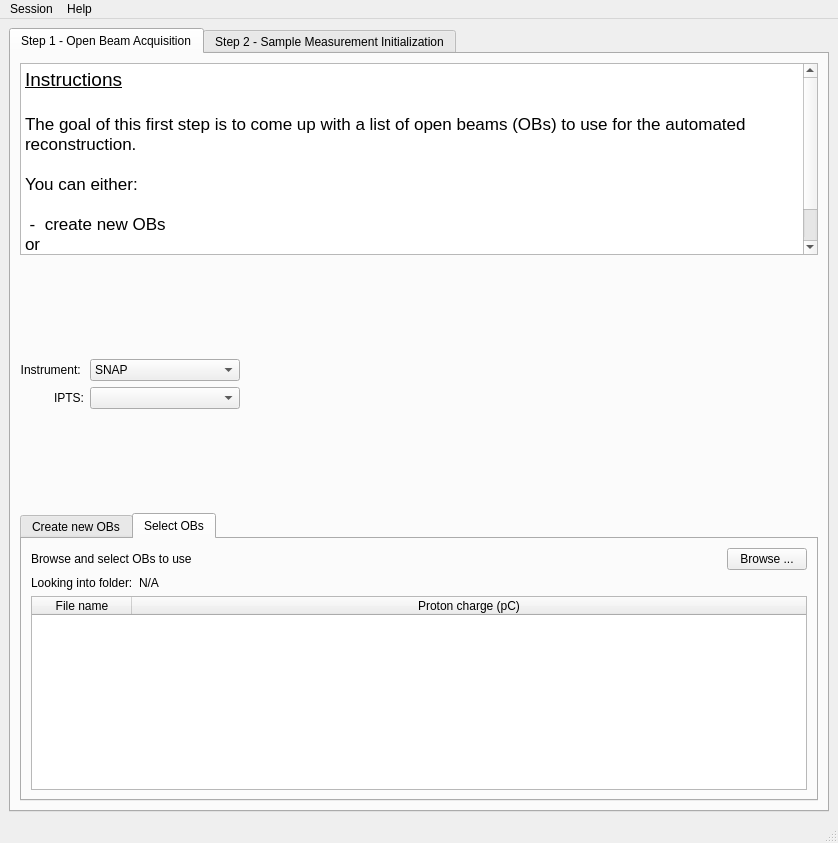
The window that src/asui/ui/main_application.ui (ornlneutronimaging/HyperCTui) describes before a commit, drawn with Qt 5.
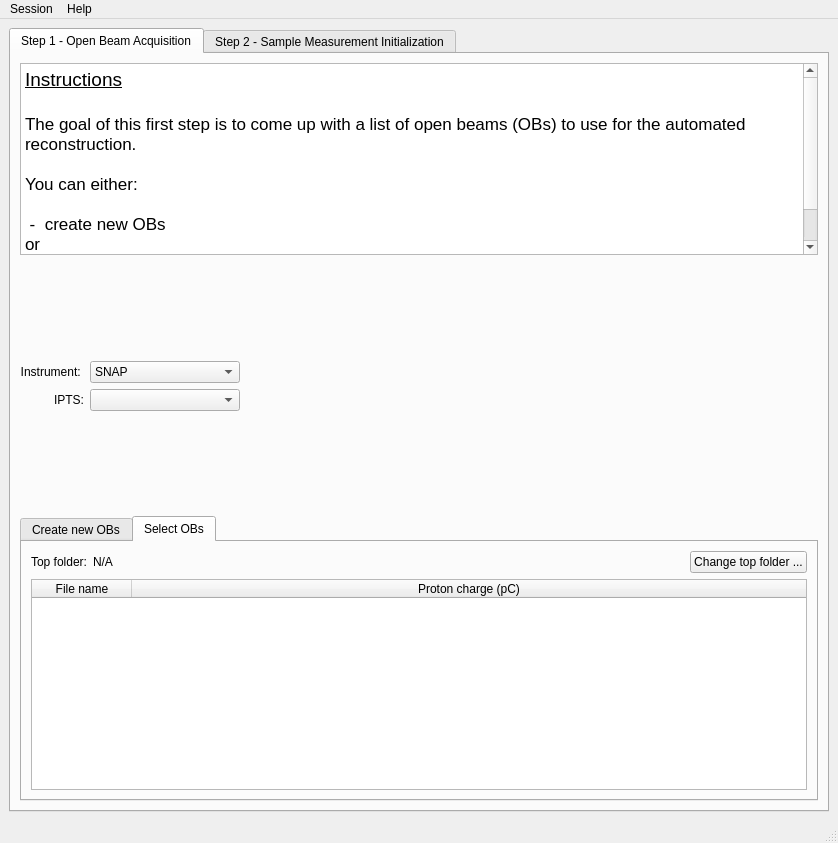
The same window after the commit. The open tabs and pages were chosen to show the change. Icons and pictures are not drawn.

What changed in the file:
```diff
--- a/src/asui/ui/main_application.ui
+++ b/src/asui/ui/main_application.ui
@@ -270,43 +270,12 @@
             <string>Select OBs</string>
            </attribute>
            <layout class="QVBoxLayout" name="verticalLayout_5">
-            <item>
-             <layout class="QHBoxLayout" name="horizontalLayout_2">
-              <item>
-               <widget class="QLabel" name="label_7">
-                <property name="text">
-                 <string>Browse and select OBs to use</string>
-                </property>
-               </widget>
-              </item>
-              <item>
-               <spacer name="horizontalSpacer_4">
-                <property name="orientation">
-                 <enum>Qt::Horizontal</enum>
-                </property>
-                <property name="sizeHint" stdset="0">
-                 <size>
-                  <width>40</width>
-                  <height>20</height>
-                 </size>
-                </property>
-               </spacer>
-              </item>
-              <item>
-               <widget class="QPushButton" name="pushButton">
-                <property name="text">
-                 <string>Browse ...</string>
-                </property>
-               </widget>
-              </item>
-             </layout>
-            </item>
             <item>
              <layout class="QHBoxLayout" name="horizontalLayout_3">
               <item>
                <widget class="QLabel" name="label_8">
                 <property name="text">
-                 <string>Looking into folder:</string>
+                 <string>Top folder:</string>
                 </property>
                </widget>
               </item>
@@ -323,6 +292,13 @@
                 </property>
                </widget>
               </item>
+              <item>
+               <widget class="QPushButton" name="pushButton">
+                <property name="text">
+                 <string>Change top folder ...</string>
+                </property>
+               </widget>
+              </item>
              </layout>
             </item>
             <item>
```
Left out of the diff: 2 changed lines with no effect on the pictures.
